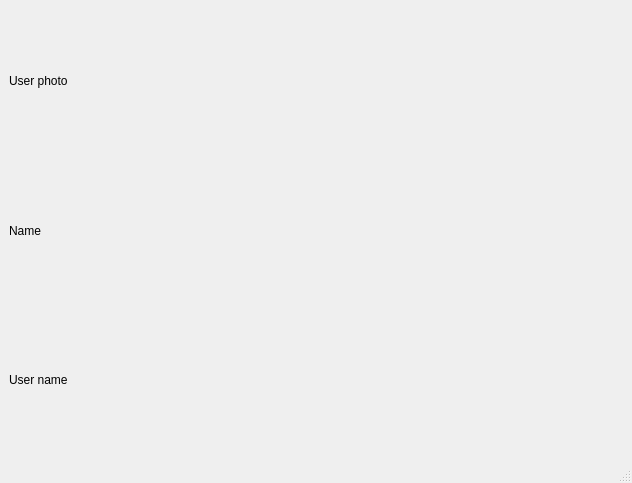
Above: Projetos/GitHub_user_information/layouts/user_informations.ui from JoaoEmanuell/Meus-Estudos-Python before the change. Below: the same form after it.
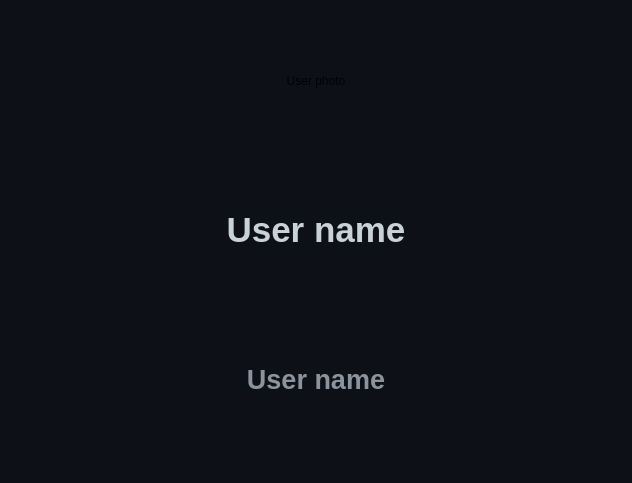
That is the form after the change.

Commit message: load profile image in interface

```diff
--- a/Projetos/GitHub_user_information/layouts/user_informations.ui
+++ b/Projetos/GitHub_user_information/layouts/user_informations.ui
@@ -13,6 +13,9 @@
   <property name="windowTitle">
    <string>MainWindow</string>
   </property>
+  <property name="styleSheet">
+   <string notr="true">background-color: rgb(13, 17, 23);</string>
+  </property>
   <widget class="QWidget" name="centralwidget">
    <layout class="QVBoxLayout" name="verticalLayout_2">
     <item>
@@ -20,21 +23,35 @@
       <item>
        <widget class="QLabel" name="user_profile_photo">
         <property name="text">
-         <string>User photo</string>
+         <string>&lt;html&gt;&lt;head/&gt;&lt;body&gt;&lt;p align=&quot;center&quot;&gt;User photo&lt;/p&gt;&lt;/body&gt;&lt;/html&gt;</string>
         </property>
        </widget>
       </item>
       <item>
        <widget class="QLabel" name="user_name">
+        <property name="font">
+         <font>
+          <pointsize>26</pointsize>
+          <weight>75</weight>
+          <bold>true</bold>
+         </font>
+        </property>
         <property name="text">
-         <string>Name</string>
+         <string>&lt;html&gt;&lt;head/&gt;&lt;body&gt;&lt;p align=&quot;center&quot;&gt;&lt;span style = &quot;color : #C9D1D9&quot;&gt;User name&lt;/span&gt;&lt;/p&gt;&lt;/body&gt;&lt;/html&gt;</string>
         </property>
        </widget>
       </item>
       <item>
        <widget class="QLabel" name="username">
+        <property name="font">
+         <font>
+          <pointsize>20</pointsize>
+          <weight>75</weight>
+          <bold>true</bold>
+         </font>
+        </property>
         <property name="text">
-         <string>User name</string>
+         <string>&lt;html&gt;&lt;head/&gt;&lt;body&gt;&lt;p align=&quot;center&quot;&gt;&lt;span style = &quot;color : #8b949e&quot;&gt;User name&lt;/span&gt;&lt;/p&gt;&lt;/body&gt;&lt;/html&gt;</string>
         </property>
        </widget>
       </item>
```
The commit also changes 2 other files.
